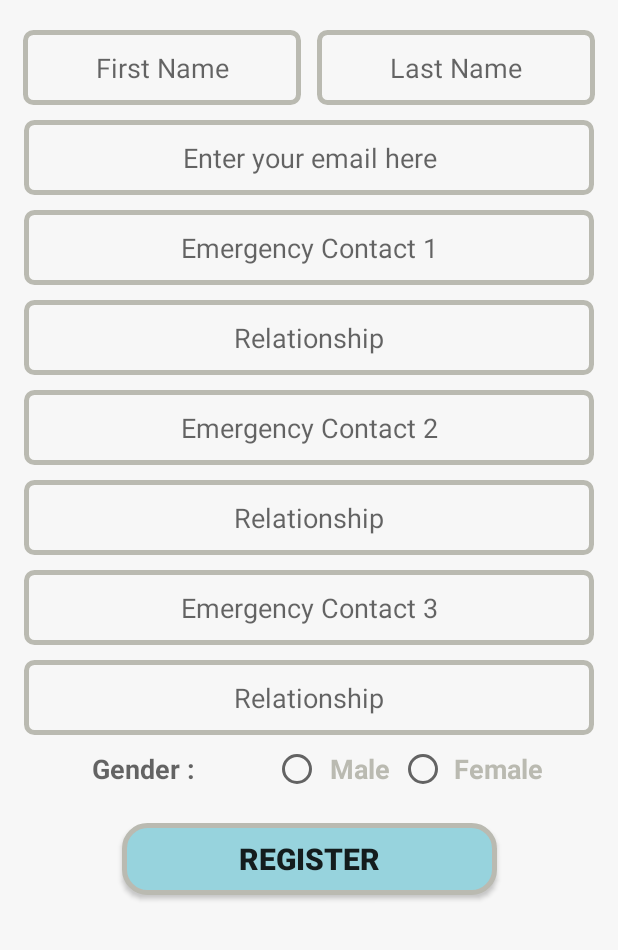
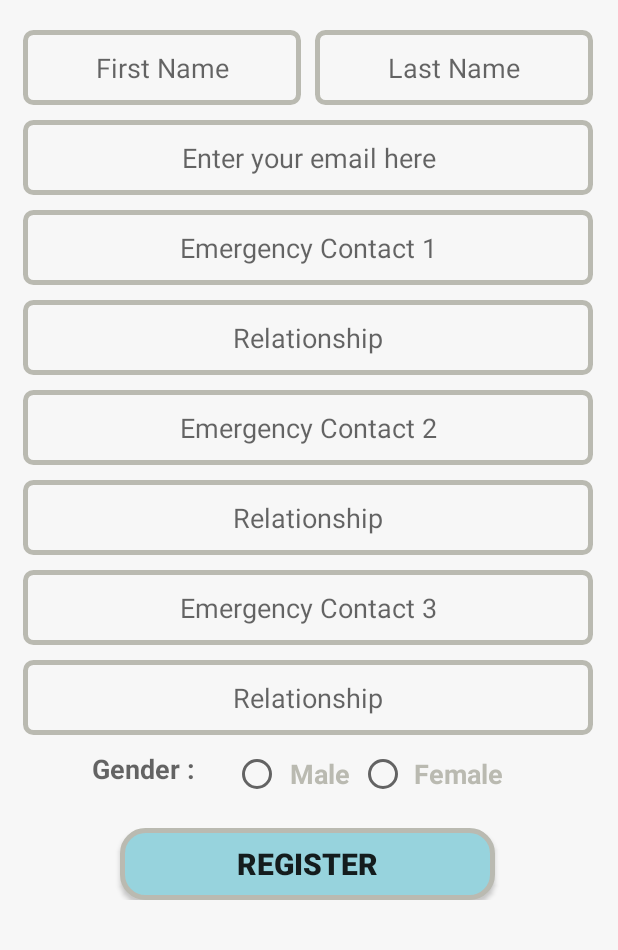
Before and after one commit to HelpMeApp2022/Help_Me_App, an Android app: the screen it shows after launch (RegisterPage), on a phone screen of 412 x 824 dp, the part 286-1236 px from its top. Run offline under Robolectric (Android 15) with nearby library versions, the phone set to English and light mode, and no system bars; our stand-ins replace Firebase (no records; nobody signed in at launch, a user with empty details on screens opened directly).

Commit message:
Details -- SB

```diff
--- a/app/src/main/AndroidManifest.xml
+++ b/app/src/main/AndroidManifest.xml
@@ -20,9 +20,9 @@
             android:name=".SettingsPage"
             android:exported="false" />
         <activity
-            android:name=".RegisterPage"
+            android:name=".MainActivity"
             android:exported="true">
-            <!--To launch register page first-->
+            <!--To launch main page first-->
         <intent-filter>
             <action android:name="android.intent.action.MAIN" />
 
@@ -30,7 +30,7 @@
         </intent-filter>
        </activity>
         <activity
-            android:name=".MainActivity"
+            android:name=".RegisterPage"
             android:exported="false"/>
 
     </application>
--- a/app/src/main/java/com/example/helpmeapp/MainActivity.java
+++ b/app/src/main/java/com/example/helpmeapp/MainActivity.java
@@ -20,6 +20,8 @@ import android.widget.Toast;
 import com.google.android.gms.location.FusedLocationProviderClient;
 import com.google.android.gms.location.LocationServices;
 import com.google.android.gms.tasks.OnSuccessListener;
+import com.google.firebase.auth.FirebaseAuth;
+import com.google.firebase.auth.FirebaseUser;
 
 import java.util.Objects;
 
@@ -28,7 +30,8 @@ public class MainActivity extends AppCompatActivity {
     //Declaring variables
     private TextView settings;
 
-    ///private Button trial; //TO DELETE
+    //KEEP ME LOGGED IN
+    private FirebaseAuth firebaseAuth;
 
     //testing sms
     String phone = "58806717"; //you can put any target phone number here to test
@@ -42,31 +45,34 @@ public class MainActivity extends AppCompatActivity {
         super.onCreate(savedInstanceState);
         setContentView(R.layout.activity_main);
 
-        //hiding action bar on homepage PARSKI LI VILLAIN
+        //hiding action bar on homepage
         Objects.requireNonNull(getSupportActionBar()).hide();
 
         //On click action on settings
         settings = findViewById(R.id.settings);
         settings.setOnClickListener(v -> openSettingsInterface());
 
-       //TO DELETE
-        // JUST FOR CHECKING REGISTER INTERFACE
-       // trial = findViewById(R.id.trial);
-        //trial.setOnClickListener(v -> checkRegisterPage());
-        //TO DELETE
-
+        firebaseAuth = FirebaseAuth.getInstance();
     }
-
-    //TO DELETE
-   // private void checkRegisterPage() {
-     //   Intent intent = new Intent(this, RegisterPage.class);
-       // startActivity(intent);
-    //} //TO DELETE
 
     //SetOnClick listener function from above
     private void openSettingsInterface() {
         Intent intent = new Intent(this, SettingsPage.class);
         startActivity(intent);
+    }
+
+    @Override
+    protected void onStart(){
+        super.onStart();
+
+        FirebaseUser firebaseUser = FirebaseAuth.getInstance().getCurrentUser();
+        if (firebaseUser!=null){
+            //There is a user logged in
+        } else {
+            //No one is logged in
+            startActivity(new Intent(this, RegisterPage.class));
+            finish();
+        }
     }
 
 
@@ -90,15 +96,9 @@ public class MainActivity extends AppCompatActivity {
     }
 
     //function get triggered when sos button is pressed
-
     public void sos(View view) {
         Sms_and_location();
     }
-
-
-
-
-
 
     public void Sms_and_location(){
 
@@ -125,7 +125,7 @@ public class MainActivity extends AppCompatActivity {
                                 //
                                 Toast.makeText(getApplicationContext(), "Message Sent", Toast.LENGTH_LONG).show();
                             } catch (Exception ex) {
-                                Toast.makeText(getApplicationContext(), ex.getMessage().toString(), Toast.LENGTH_LONG).show();
+                                Toast.makeText(getApplicationContext(), ex.getMessage(), Toast.LENGTH_LONG).show();
                                 ex.printStackTrace();
                             }
 
--- a/app/src/main/java/com/example/helpmeapp/userInfo.java
+++ b/app/src/main/java/com/example/helpmeapp/userInfo.java
@@ -19,5 +19,6 @@ public class userInfo {
     }
 
     public userInfo() {
+
     }
 }
--- a/app/src/main/res/layout/activity_register_page.xml
+++ b/app/src/main/res/layout/activity_register_page.xml
@@ -1,5 +1,5 @@
 <?xml version="1.0" encoding="utf-8"?>
-<androidx.constraintlayout.widget.ConstraintLayout xmlns:android="http://schemas.android.com/apk/res/android"
+<ScrollView xmlns:android="http://schemas.android.com/apk/res/android"
     xmlns:app="http://schemas.android.com/apk/res-auto"
     xmlns:tools="http://schemas.android.com/tools"
     android:layout_width="match_parent"
@@ -7,9 +7,14 @@
     android:background="#f7f7f7"
     tools:context=".RegisterPage">
 
+    <LinearLayout
+        android:layout_width="match_parent"
+        android:layout_height="match_parent"
+        android:orientation="vertical">
+
     <ImageView
         android:id="@+id/logo1"
-        android:layout_width="wrap_content"
+        android:layout_width="match_parent"
         android:layout_height="wrap_content"
         android:layout_marginTop="5dp"
         app:layout_constraintEnd_toEndOf="parent"
@@ -19,7 +24,7 @@
 
     <TextView
         android:id="@+id/helpMeApp1"
-        android:layout_width="175dp"
+        android:layout_width="match_parent"
         android:layout_height="30dp"
         android:layout_marginTop="5dp"
         android:text="Help Me App"
@@ -48,14 +53,12 @@
             android:id="@+id/lastName"
             android:layout_width="185dp"
             android:layout_height="50dp"
-        android:layout_marginTop="20dp"
-        android:layout_marginEnd="15dp"
+            android:layout_marginTop="-50dp"
+            android:layout_marginStart="210dp"
+            android:background="@drawable/textviewborder"
             android:hint="Last Name"
-        android:background="@drawable/textviewborder"
-        android:textSize="18sp"
             android:textAlignment="center"
-        app:layout_constraintEnd_toEndOf="parent"
-        app:layout_constraintTop_toBottomOf="@+id/helpMeApp1" />
+            android:textSize="18sp" />
 
         <EditText
         android:id="@+id/email"
@@ -189,8 +192,8 @@
         android:id="@+id/radioGroup"
         android:layout_width="200dp"
         android:layout_height="wrap_content"
-        android:layout_marginTop="1dp"
-        android:layout_marginEnd="35dp"
+        android:layout_marginTop="-30dp"
+        android:layout_marginStart="150dp"
         android:orientation="horizontal"
         app:layout_constraintEnd_toEndOf="parent"
         app:layout_constraintTop_toBottomOf="@+id/relationship3">
@@ -226,6 +229,7 @@
         android:layout_width="250dp"
         android:layout_height="wrap_content"
         android:layout_marginTop="20dp"
+        android:layout_marginStart="80dp"
         android:background="@drawable/buttonborder"
         android:text="Register"
         android:textSize="20dp"
@@ -234,5 +238,6 @@
         app:layout_constraintStart_toStartOf="parent"
         app:layout_constraintTop_toBottomOf="@+id/radioGroup" />
 
+    </LinearLayout>
 
-</androidx.constraintlayout.widget.ConstraintLayout>
+</ScrollView>
```
Also changed, not shown: app/src/main/java/com/example/helpmeapp/SettingsPage.java (+11 -4 lines), app/src/main/res/layout/activity_main.xml (+0 -12 lines), app/src/main/res/layout/activity_settings_page.xml (+14 -7 lines). Lines whose indentation alone changed are shown as unchanged.
